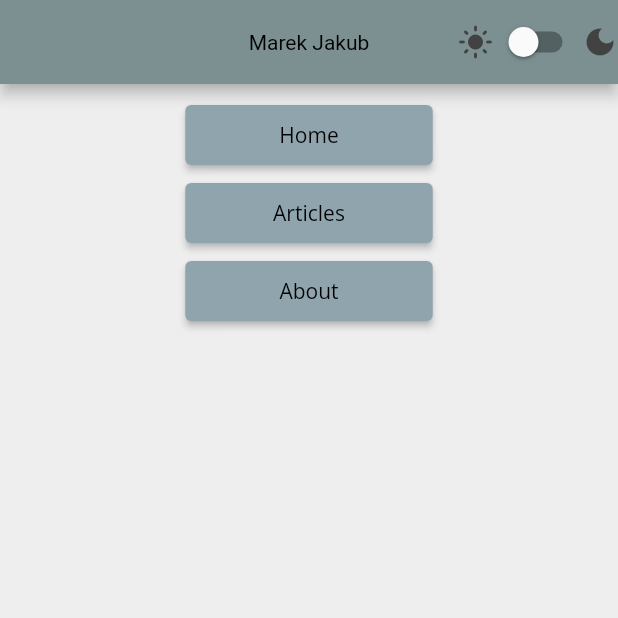
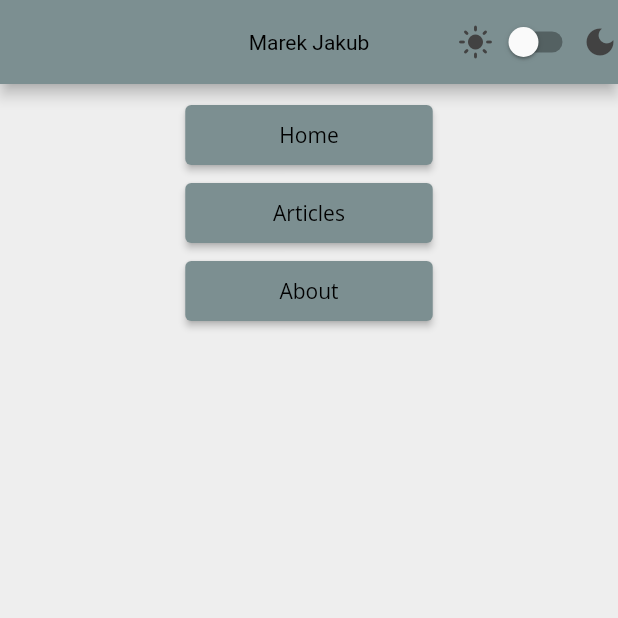
Before and after one commit to marek-jakub/personal_flutter, a Flutter app: the screen it shows after launch, on a phone screen of 412 x 824 dp, the top half of it. Run offline on Flutter 3.47's test engine with Material 2 defaults, Android fonts, the phone set to English and light mode, and no system bars; our stand-ins replace flutter_markdown, google_fonts, sizer; missing offline and left inert: markup_text.

```diff
--- a/lib/personalme_theme.dart
+++ b/lib/personalme_theme.dart
@@ -187,10 +187,12 @@ class MonitoRingTheme {
         titleTextStyle: const TextStyle(fontSize: 14.0, color: Colors.black),
         centerTitle: true,
         foregroundColor: Colors.grey[800],
-        backgroundColor: Color.fromARGB(255, 124, 143, 145),
+        backgroundColor: const Color.fromARGB(255, 124, 143, 145),
       ),
       elevatedButtonTheme: ElevatedButtonThemeData(
         style: ButtonStyle(
+          backgroundColor: MaterialStateProperty.all(
+              const Color.fromARGB(255, 124, 143, 145)),
           minimumSize: MaterialStateProperty.all(
             const Size(165, 40),
           ),
@@ -240,11 +242,11 @@ class MonitoRingTheme {
       brightness: Brightness.dark,
       primarySwatch: customDarkSwatch,
       scaffoldBackgroundColor: Colors.grey[800],
-      appBarTheme: AppBarTheme(
-        titleTextStyle: const TextStyle(fontSize: 14.0, color: Colors.white),
+      appBarTheme: const AppBarTheme(
+        titleTextStyle: TextStyle(fontSize: 14.0, color: Colors.white),
         centerTitle: true,
         foregroundColor: Colors.white,
-        backgroundColor: const Color.fromARGB(255, 63, 60, 60),
+        backgroundColor: Color.fromARGB(255, 63, 60, 60),
       ),
       elevatedButtonTheme: ElevatedButtonThemeData(
         style: ButtonStyle(
```
